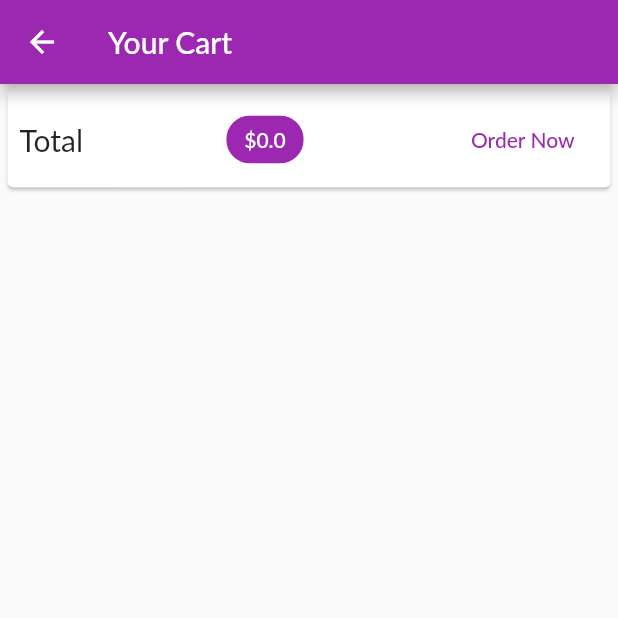
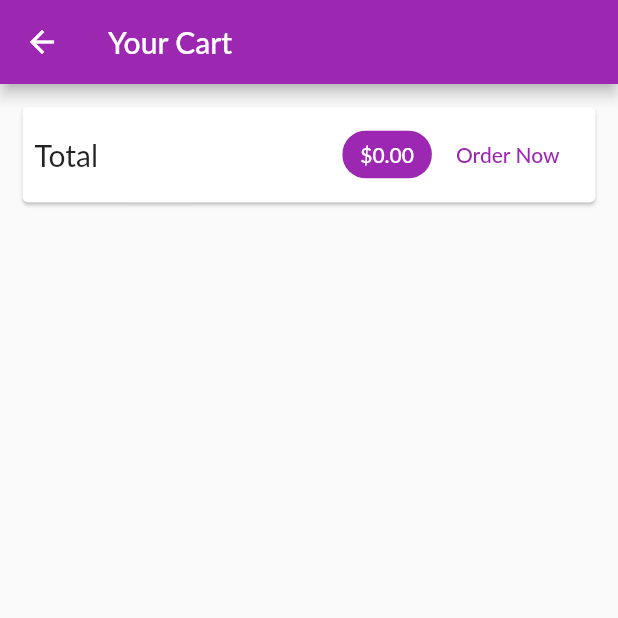
Before and after one commit to jyoti-skt/mobile-app, a Flutter app: the CartScreen screen opened by its route, on a phone screen of 412 x 824 dp, the top half of it. Run offline on Flutter 3.47's test engine with Material 2 defaults, Android fonts, the phone set to English and light mode, and no system bars; network calls fail; Roboto replaces fonts that are missing (Lato).

Commit message:
complete app

```diff
--- a/lib/Screens/cart_screen.dart
+++ b/lib/Screens/cart_screen.dart
@@ -1,8 +1,8 @@
 import 'package:flutter/material.dart';
 import 'package:provider/provider.dart';
-import 'package:statemanagment/providers/cart.dart' show Cart;
 
 import '../Widget/cart_item.dart';
+import '../providers/cart.dart' show Cart;
 import '../providers/orders.dart';
 
 class CartScreen extends StatelessWidget {
@@ -12,13 +12,11 @@ class CartScreen extends StatelessWidget {
   Widget build(BuildContext context) {
     final cart = Provider.of<Cart>(context);
     return Scaffold(
-      appBar: AppBar(
-        title: Text('Your Cart'),
-      ),
+        appBar: AppBar(title: Text('Your Cart')),
         body: Column(
           children: <Widget>[
             Card(
-            margin: EdgeInsets.all(5),
+              margin: EdgeInsets.all(15),
               child: Padding(
                 padding: EdgeInsets.all(8),
                 child: Row(
@@ -28,44 +26,44 @@ class CartScreen extends StatelessWidget {
                       'Total',
                       style: TextStyle(fontSize: 20),
                     ),
+                    Spacer(),
                     Chip(
                       label: Text(
-                      '\$${cart.totalAmount}',
+                        '\$${cart.totalAmount.toStringAsFixed(2)}',
                         style: TextStyle(
-                          color:
-                              Theme.of(context).primaryTextTheme.title.color),
+                          color: Theme.of(context).primaryTextTheme.title.color,
+                        ),
                       ),
                       backgroundColor: Theme.of(context).primaryColor,
                     ),
                     FlatButton(
-                    child: Text('Order Now'),
                       onPressed: () {
                         Provider.of<Orders>(context, listen: false).addOrder(
                             cart.items.values.toList(), cart.totalAmount);
                         cart.clear();
                       },
-                    textColor: Theme.of(context).primaryColor,
+                      child: Text(
+                        'Order Now',
+                        style: TextStyle(color: Theme.of(context).primaryColor),
                       ),
+                    )
                   ],
                 ),
               ),
             ),
-          SizedBox(
-            height: 10,
-          ),
+            SizedBox(height: 10),
             Expanded(
                 child: ListView.builder(
               itemCount: cart.items.length,
               itemBuilder: (ctx, i) => CartItem(
-                  cart.items.keys.toList()[i],
-                  cart.items.values.toList()[i].id,
-                  cart.items.values.toList()[i].price,
-                  cart.items.values.toList()[i].quantity,
-                  cart.items.values.toList()[i].title),
+                id: cart.items.values.toList()[i].id,
+                productId: cart.items.keys.toList()[i],
+                title: cart.items.values.toList()[i].title,
+                quantity: cart.items.values.toList()[i].quantity,
+                price: cart.items.values.toList()[i].price,
               ),
-          ),
+            ))
           ],
-      ),
-    );
+        ));
   }
 }
```
Lines whose indentation alone changed are shown as unchanged.
